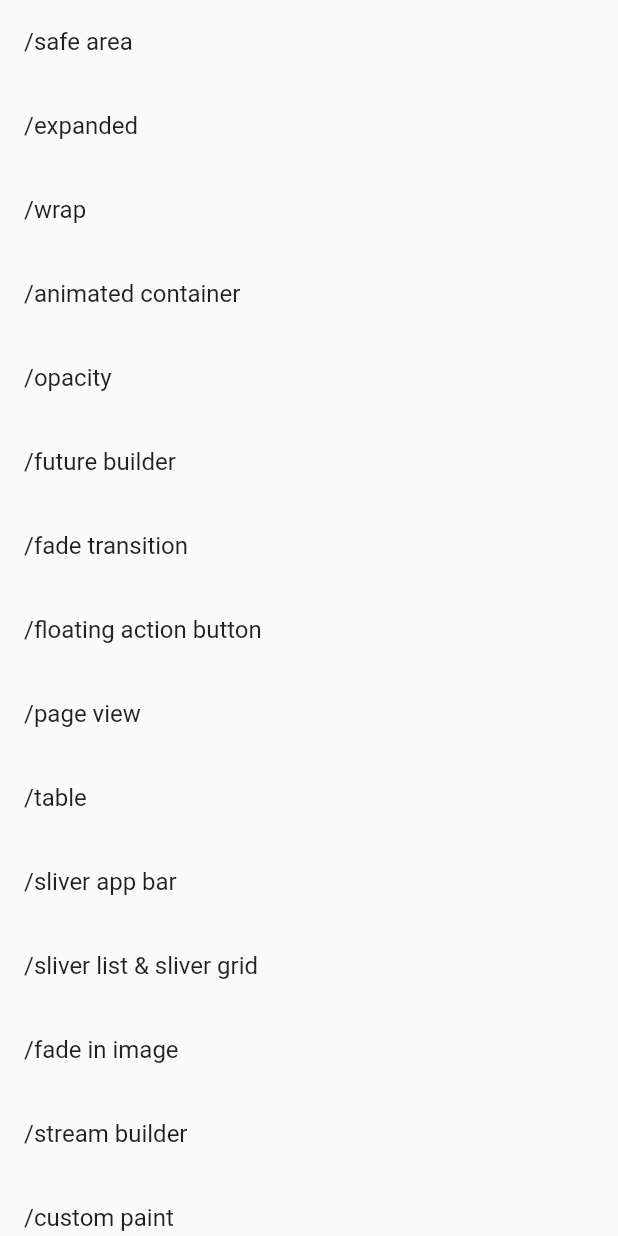
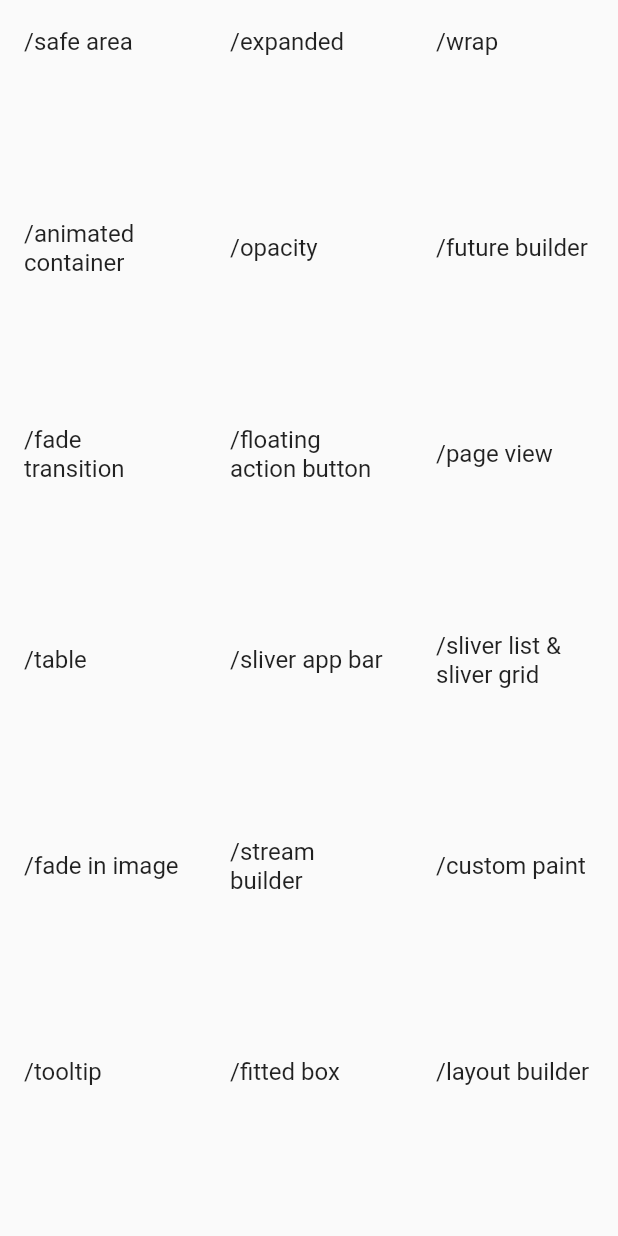
Before and after one commit to dum3ng/flutter-widgets, a Flutter app: the screen it shows after launch, on a phone screen of 412 x 824 dp. Run offline on Flutter 3.47's test engine with Material 2 defaults, Android fonts, the phone set to English and light mode, and no system bars; Roboto replaces fonts that are missing (Quicksand).

Commit message:
add LayoutBuilder

```diff
--- a/lib/main.dart
+++ b/lib/main.dart
@@ -7,6 +7,7 @@ import 'package:widgets/fade_transition.dart';
 import 'package:widgets/fitted_box.dart';
 import 'package:widgets/floating_action_button.dart';
 import 'package:widgets/futter_builder.dart';
+import 'package:widgets/layout_builder.dart';
 import 'package:widgets/opacity.dart';
 import 'package:widgets/page_view.dart';
 import 'package:widgets/safe_area.dart';
@@ -21,41 +22,58 @@ void main() => runApp(MyApp());
 
 class RoutesData {
   /// 0
-  static  const SafeArea = '/safe area';
+  static const SafeArea = '/safe area';
+
   /// 1
   static const Expanded = '/expanded';
+
   /// 2
   static const Wrap = '/wrap';
+
   /// 3
   static const AnimatedContainer = '/animated container';
+
   /// 4
   static const Opacity = '/opacity';
+
   /// 5
   static const FutureBuilder = '/future builder';
+
   /// 6
   static const FadeTransition = '/fade transition';
+
   /// 7
   static const FloatingActionButton = '/floating action button';
+
   /// 8
   static const PageView = '/page view';
+
   /// 9
   static const Table = '/table';
+
   /// 10
   static const SliverAppBar = '/sliver app bar';
+
   /// 11
   static const SliverCollection = '/sliver list & sliver grid';
+
   /// 12
   static const FadeInImage = '/fade in image';
+
   /// 13
   static const StreamBuilder = '/stream builder';
 
   /// 19
   static const CustomPaint = '/custom paint';
+
   /// 20
   static const Tooltip = '/tooltip';
+
   /// 21
   static const FittedBox = '/fitted box';
 
+  /// 22
+  static const LayoutBuilder = '/layout builder';
 }
 
 var routesMap = {
@@ -76,7 +94,7 @@ var routesMap = {
   RoutesData.CustomPaint: () => WeekCustomPaint(),
   RoutesData.Tooltip: () => WeekTooltip(),
   RoutesData.FittedBox: () => WeekFittedBox(),
-
+  RoutesData.LayoutBuilder: () => WeekLayoutBuilder(),
 };
 
 class MyApp extends StatelessWidget {
@@ -154,7 +172,7 @@ class _MyHomePageState extends State<MyHomePage> {
 //      {
 //        RoutesData.SafeArea: (context) => WeekSafeArea(),
 //      },
-      home: weeklyList(context),
+      home: weeklyGrid(),
     );
   }
 
@@ -165,7 +183,8 @@ class _MyHomePageState extends State<MyHomePage> {
           itemBuilder: (context, index) {
             var key = routesMap.keys.toList()[index];
             var value = routesMap[key];
-            return ListTile(title: Text(key),
+            return ListTile(
+                title: Text(key),
                 onTap: () {
                   Navigator.push(context, MaterialPageRoute(builder: (context) {
                     return value();
@@ -174,4 +193,24 @@ class _MyHomePageState extends State<MyHomePage> {
           }),
     );
   }
+
+  Widget weeklyGrid() {
+    return Scaffold(
+        body: GridView.builder(
+            itemCount: routesMap.length,
+            gridDelegate:
+                SliverGridDelegateWithFixedCrossAxisCount(crossAxisCount: 3),
+            itemBuilder: (context, index) {
+              var key = routesMap.keys.toList()[index];
+              var value = routesMap[key];
+              return ListTile(
+                  title: Text(key),
+                  onTap: () {
+                    Navigator.push(context,
+                        MaterialPageRoute(builder: (context) {
+                      return value();
+                    }));
+                  });
+            }));
+  }
 }
```
Also changed, not shown: lib/layout_builder.dart (added, +46 -0 lines).
